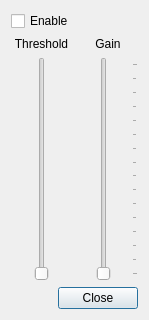
Old version of the form gui/compdialog.ui in the repository ivolkov/geff.
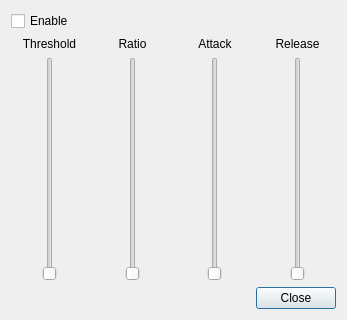
New version of the form.

```diff
--- a/gui/compdialog.ui
+++ b/gui/compdialog.ui
@@ -6,7 +6,7 @@
    <rect>
     <x>0</x>
     <y>0</y>
-    <width>149</width>
+    <width>347</width>
     <height>320</height>
    </rect>
   </property>
@@ -34,11 +34,21 @@
     </widget>
    </item>
    <item>
-    <layout class="QGridLayout" name="gridLayout" columnstretch="0,0">
+    <layout class="QGridLayout" name="gridLayout" columnstretch="0,0,0,0">
+     <item row="0" column="2">
+      <widget class="QLabel" name="label">
+       <property name="text">
+        <string>Attack</string>
+       </property>
+       <property name="alignment">
+        <set>Qt::AlignCenter</set>
+       </property>
+      </widget>
+     </item>
      <item row="0" column="1">
       <widget class="QLabel" name="label_3">
        <property name="text">
-        <string>Gain</string>
+        <string>Ratio</string>
        </property>
        <property name="alignment">
         <set>Qt::AlignCenter</set>
@@ -83,22 +93,73 @@
         </sizepolicy>
        </property>
        <property name="minimum">
-        <number>100</number>
+        <number>1</number>
        </property>
        <property name="maximum">
-        <number>400</number>
+        <number>9</number>
+       </property>
+       <property name="value">
+        <number>1</number>
        </property>
        <property name="orientation">
         <enum>Qt::Vertical</enum>
        </property>
        <property name="tickPosition">
-        <enum>QSlider::TicksBelow</enum>
+        <enum>QSlider::NoTicks</enum>
        </property>
        <property name="tickInterval">
         <number>20</number>
        </property>
       </widget>
      </item>
+     <item row="0" column="3">
+      <widget class="QLabel" name="label_4">
+       <property name="text">
+        <string>Release</string>
+       </property>
+       <property name="alignment">
+        <set>Qt::AlignCenter</set>
+       </property>
+      </widget>
+     </item>
+     <item row="1" column="2">
+      <widget class="QSlider" name="slAttack">
+       <property name="sizePolicy">
+        <sizepolicy hsizetype="Expanding" vsizetype="Expanding">
+         <horstretch>0</horstretch>
+         <verstretch>0</verstretch>
+        </sizepolicy>
+       </property>
+       <property name="minimum">
+        <number>1</number>
+       </property>
+       <property name="maximum">
+        <number>100</number>
+       </property>
+       <property name="orientation">
+        <enum>Qt::Vertical</enum>
+       </property>
+      </widget>
+     </item>
+     <item row="1" column="3">
+      <widget class="QSlider" name="slRelease">
+       <property name="sizePolicy">
+        <sizepolicy hsizetype="Expanding" vsizetype="Expanding">
+         <horstretch>0</horstretch>
+         <verstretch>0</verstretch>
+        </sizepolicy>
+       </property>
+       <property name="minimum">
+        <number>20</number>
+       </property>
+       <property name="maximum">
+        <number>5000</number>
+       </property>
+       <property name="orientation">
+        <enum>Qt::Vertical</enum>
+       </property>
+      </widget>
+     </item>
     </layout>
    </item>
    <item>
```
Left out of the diff: 2 changed lines with no effect on the pictures.
